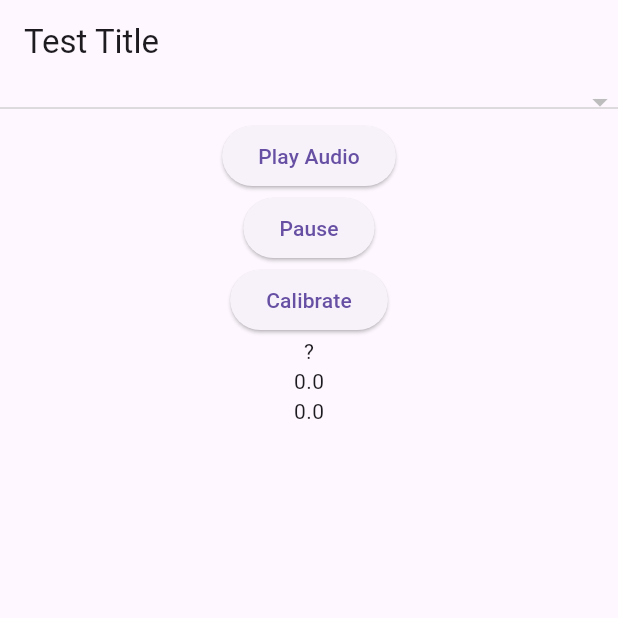
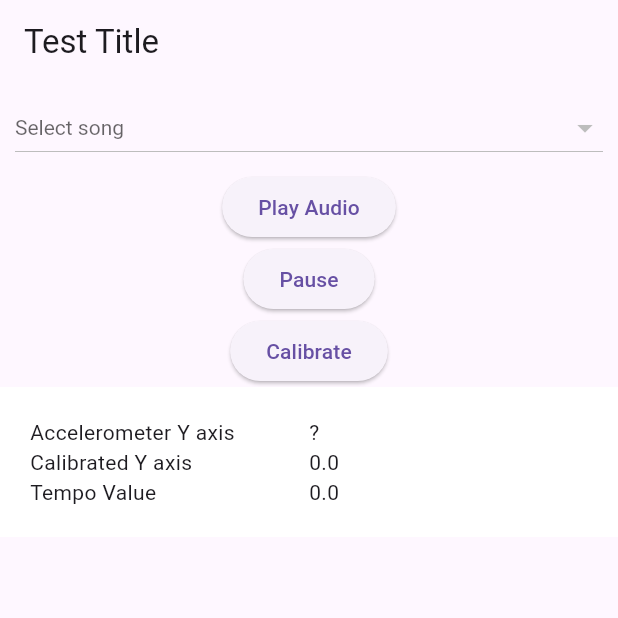
Before and after one commit to avnishgarg/player, a Flutter app: the screen it shows after launch, on a phone screen of 412 x 824 dp, the top half of it. Run offline on Flutter 3.47's test engine with Material 3 defaults, Android fonts, the phone set to English and light mode, and no system bars; our stand-ins replace audioplayers, sensors_plus; network calls fail; statements that could not run were skipped.

Commit message:
added fixes for dropdown

```diff
--- a/lib/main.dart
+++ b/lib/main.dart
@@ -1,4 +1,5 @@
 import 'dart:async';
+import 'dart:convert';
 
 import 'package:audioplayers/audioplayers.dart';
 import 'package:flutter/material.dart';
@@ -40,8 +41,10 @@ class _MyHomePageState extends State<MyHomePage> {
   // static const Duration _ignoreDuration = Duration(milliseconds: 20);
 
   List<Results>? songList;
+  Results selectedResult = Results();
   List<Object> songnames = ['asjbhasyh', ';asihiawsk'];
   String selectedSong = '';
+  var currentSelectedValue;
 
   @override
   void initState() {
@@ -133,10 +136,12 @@ class _MyHomePageState extends State<MyHomePage> {
     });
   }
 
-  Future<void> setSelectedSong(Results? value) async {
-    SongInfo results = await ApiService().getSongInfo(value?.id??0);
+  Future<void> setSelectedSong(Object? value) async {
+    Results results = value as Results;
+    SongInfo newResults = await ApiService().getSongInfo(value.id??0);
     setState(() {
-      selectedSong = results.previews?.previewHqMp3 ?? '';
+      currentSelectedValue = results;
+      selectedSong = newResults.previews?.previewHqMp3 ?? '';
     });
   }
 
@@ -151,20 +156,24 @@ class _MyHomePageState extends State<MyHomePage> {
         children: [
           DropdownButton(
             isExpanded: true,
+          padding: const EdgeInsets.symmetric(horizontal: 10, vertical: 5),
+            value: currentSelectedValue,
+            hint: const Text("Select song"),
+            style: const TextStyle(color: Colors.blue),
               items: songList
-                  ?.map((e) => DropdownMenuItem(
-                      child: new Text(e.name ?? ""), value: e))
+                  ?.map((e) => DropdownMenuItem(value: e,
+                      child: Text(e.name ?? "")))
                   .toList(),
               onChanged: (newValue) {
                 setSelectedSong(newValue);
               }),
           ElevatedButton(
               onPressed: () {
-                playAudioFromUrl(
-                    selectedSong);
+                playAudioFromUrl(selectedSong);
               },
               child: const Text('Play Audio')),
           ElevatedButton(
+
               onPressed: () {
                 pauseAudio();
               },
@@ -174,9 +183,26 @@ class _MyHomePageState extends State<MyHomePage> {
                 calibrate(_accelerometerEvent?.y ?? 0);
               },
               child: const Text('Calibrate')),
-          Text(_accelerometerEvent?.y.toStringAsFixed(1) ?? '?'),
-          Text(_calibratedAxis.toStringAsFixed(1)),
-          Text(_newTempoValue.toStringAsFixed(1)),
+          Container(
+            color: Colors.white,
+            padding: const EdgeInsets.all(20.0),
+            child: Table(
+              children: [
+                TableRow(children: [
+                  const Text("Accelerometer Y axis"),
+                  Text(_accelerometerEvent?.y.toStringAsFixed(1) ?? '?'),
+                ]),
+                TableRow(children: [
+                  const Text("Calibrated Y axis"),
+                  Text(_calibratedAxis.toStringAsFixed(1)),
+                ]),
+                TableRow(children: [
+                  const Text("Tempo Value"),
+                  Text(_newTempoValue.toStringAsFixed(1)),
+                ])
+              ],
+            ),
+          ),
         ],
       )),
     );
```
